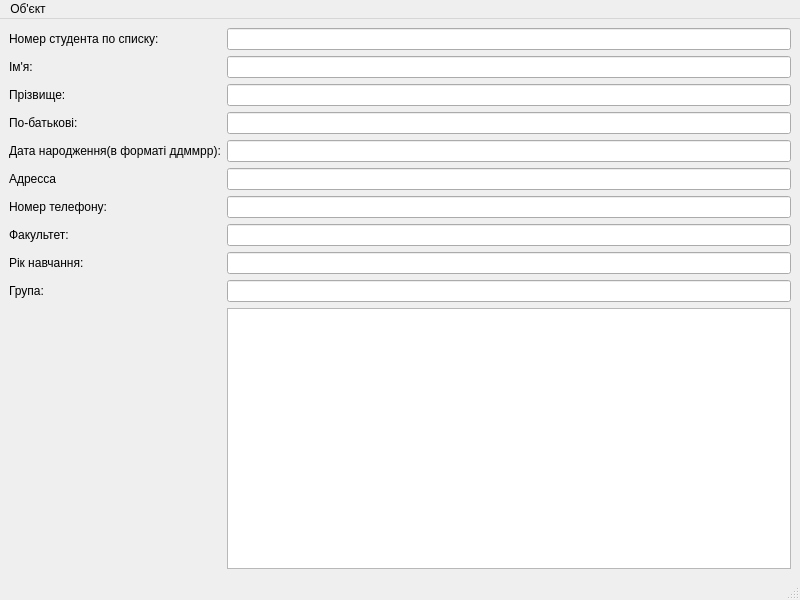
Viktoria12345678910/OOP-college, file lab12/mainwindow.ui: the form before one commit.
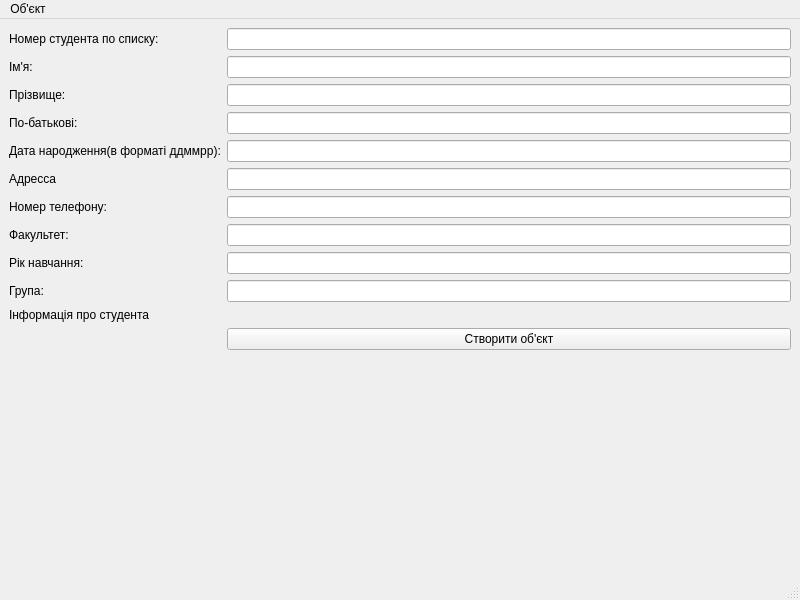
The form after the commit.

The edit to the form file:
```diff
--- a/lab12/mainwindow.ui
+++ b/lab12/mainwindow.ui
@@ -115,8 +115,19 @@
     <item row="9" column="1">
      <widget class="QLineEdit" name="leGroup"/>
     </item>
-    <item row="11" column="1">
-     <widget class="QTableView" name="tableView"/>
+    <item row="16" column="0">
+     <widget class="QLabel" name="lbStudentInfo">
+      <property name="text">
+       <string>Інформація про студента</string>
+      </property>
+     </widget>
+    </item>
+    <item row="17" column="1">
+     <widget class="QPushButton" name="showInfo">
+      <property name="text">
+       <string>Створити об'єкт</string>
+      </property>
+     </widget>
     </item>
    </layout>
   </widget>
```
